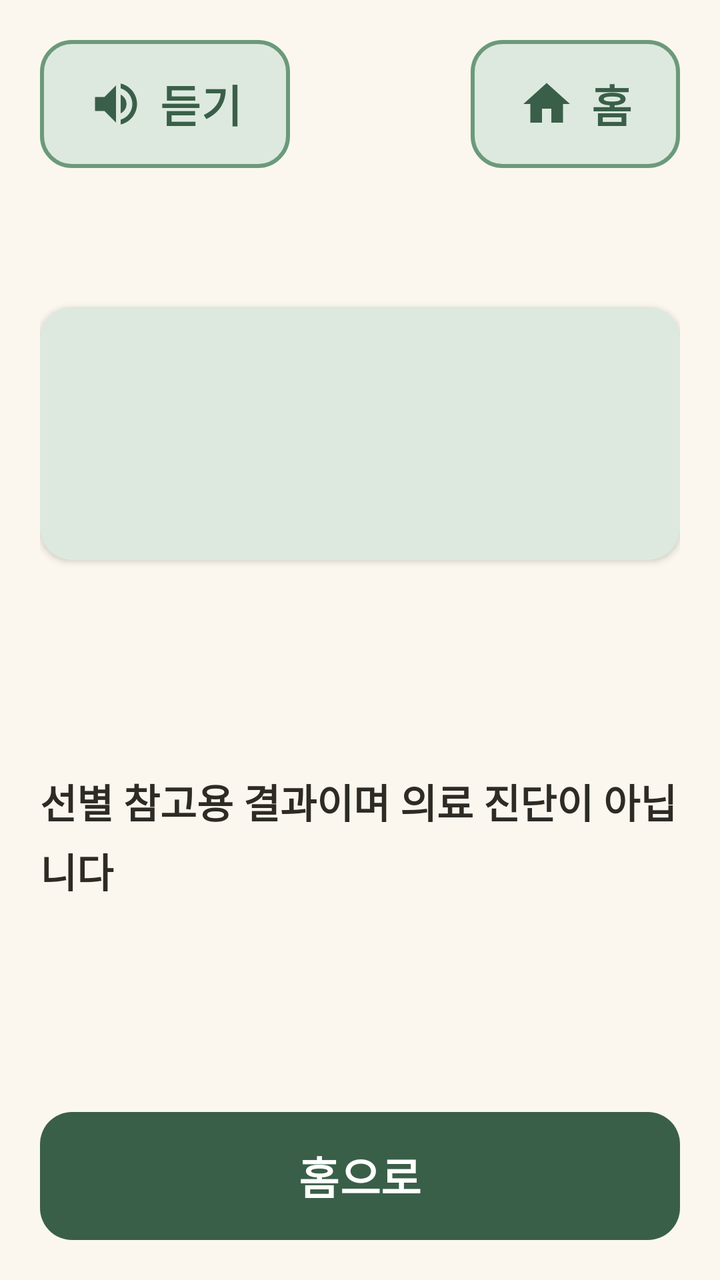
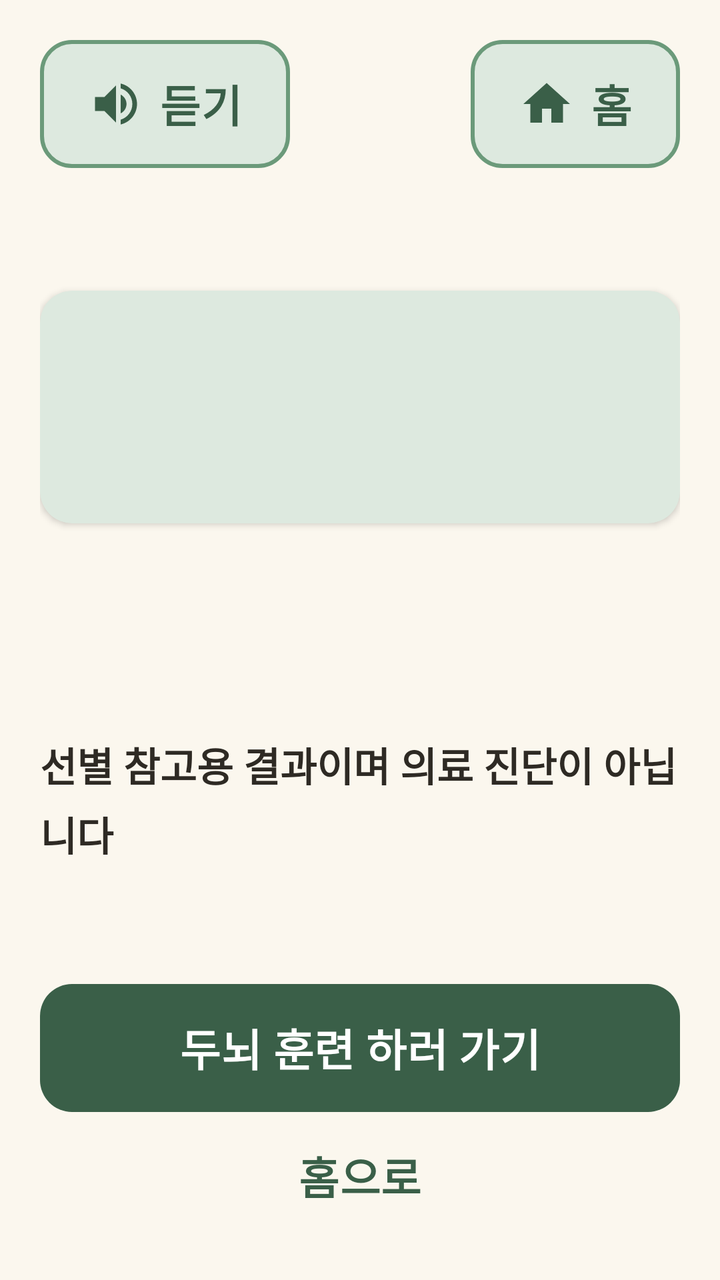

An Android layout rendered at two revisions. The XML below is the earlier revision; the diff shows what the commit changed to produce the second picture.
<!-- AndroidManifest.xml: application theme Theme.Dorawing -->
<!-- res/layout/activity_diagnosis_result.xml -->
<?xml version="1.0" encoding="utf-8"?>
<LinearLayout xmlns:android="http://schemas.android.com/apk/res/android"
    android:layout_width="match_parent"
    android:layout_height="match_parent"
    android:orientation="vertical"
    android:padding="@dimen/screen_padding">

    <include
        android:id="@+id/topBar"
        layout="@layout/view_top_bar" />

    <ScrollView
        android:layout_width="match_parent"
        android:layout_height="0dp"
        android:layout_weight="1">

        <LinearLayout
            android:layout_width="match_parent"
            android:layout_height="wrap_content"
            android:orientation="vertical">

            <com.google.android.material.card.MaterialCardView
                android:id="@+id/cardResult"
                style="@style/Card"
                android:layout_width="match_parent"
                android:layout_height="wrap_content"
                android:layout_marginTop="@dimen/screen_padding">

                <LinearLayout
                    android:layout_width="match_parent"
                    android:layout_height="wrap_content"
                    android:gravity="center_horizontal"
                    android:orientation="vertical">

                    <TextView
                        android:id="@+id/tvStage"
                        style="@style/Text.Title"
                        android:layout_width="wrap_content"
                        android:layout_height="wrap_content" />

                    <TextView
                        android:id="@+id/tvScore"
                        android:layout_width="wrap_content"
                        android:layout_height="wrap_content"
                        android:layout_marginTop="@dimen/gap"
                        android:textSize="@dimen/text_title" />
                </LinearLayout>
            </com.google.android.material.card.MaterialCardView>

            <TextView
                android:id="@+id/tvDetail"
                android:layout_width="match_parent"
                android:layout_height="wrap_content"
                android:layout_marginTop="@dimen/screen_padding" />

            <TextView
                android:id="@+id/tvLevel"
                android:layout_width="match_parent"
                android:layout_height="wrap_content"
                android:layout_marginTop="@dimen/gap"
                android:textColor="@color/green_dark"
                android:textStyle="bold" />

            
            <TextView
                android:id="@+id/tvNote"
                android:layout_width="match_parent"
                android:layout_height="wrap_content"
                android:layout_marginTop="@dimen/screen_padding"
                android:text="@string/result_note"
                android:textStyle="bold" />
        </LinearLayout>
    </ScrollView>

    <com.google.android.material.button.MaterialButton
        android:id="@+id/btnCall"
        style="@style/Button.Accent"
        android:layout_width="match_parent"
        android:layout_height="wrap_content"
        android:layout_marginTop="@dimen/gap"
        android:text="@string/result_call"
        android:visibility="gone" />

    <com.google.android.material.button.MaterialButton
        android:id="@+id/btnHomeBottom"
        android:layout_width="match_parent"
        android:layout_height="wrap_content"
        android:layout_marginTop="@dimen/gap"
        android:text="@string/result_home" />
</LinearLayout>
<!-- res/layout/view_top_bar.xml (included above) -->
<?xml version="1.0" encoding="utf-8"?>
<LinearLayout xmlns:android="http://schemas.android.com/apk/res/android"
    xmlns:app="http://schemas.android.com/apk/res-auto"
    android:layout_width="match_parent"
    android:layout_height="wrap_content"
    android:orientation="vertical">

    <LinearLayout
        android:layout_width="match_parent"
        android:layout_height="wrap_content"
        android:gravity="center_vertical"
        android:orientation="horizontal">

        <com.google.android.material.button.MaterialButton
            android:id="@+id/btnSpeak"
            style="@style/Button.Secondary"
            android:layout_width="wrap_content"
            android:layout_height="wrap_content"
            android:text="@string/top_speak"
            app:icon="@drawable/ic_speaker" />

        <Space
            android:layout_width="0dp"
            android:layout_height="0dp"
            android:layout_weight="1" />

        <com.google.android.material.button.MaterialButton
            android:id="@+id/btnHome"
            style="@style/Button.Secondary"
            android:layout_width="wrap_content"
            android:layout_height="wrap_content"
            android:text="@string/top_home"
            app:icon="@drawable/ic_home" />
    </LinearLayout>

    <TextView
        android:id="@+id/tvTitle"
        style="@style/Text.Title"
        android:layout_width="match_parent"
        android:layout_height="wrap_content"
        android:layout_marginTop="@dimen/gap" />
</LinearLayout>
<!-- resources referenced by this layout -->
<resources>
  <color name="green_dark">#3A5F48</color>
  <dimen name="gap">12dp</dimen>
  <dimen name="screen_padding">20dp</dimen>
  <dimen name="text_title">28sp</dimen>
  <string name="result_call">치매상담콜센터 1899-9988 전화하기</string>
  <string name="result_home">홈으로</string>
  <string name="result_note">선별 참고용 결과이며 의료 진단이 아닙니다</string>
  <string name="top_home">홈</string>
  <string name="top_speak">듣기</string>
  <style name="Button.Accent" parent="Button.Primary">
          <item name="backgroundTint">@color/coral_dark</item>
      </style>
  <style name="Text.Title" parent="Text.Body">
          <item name="android:textSize">@dimen/text_title</item>
          <item name="android:textStyle">bold</item>
          <item name="android:textColor">@color/green_dark</item>
      </style>
  <style name="Theme.Dorawing" parent="Theme.Material3.Light.NoActionBar">
          <item name="colorPrimary">@color/green_dark</item>
          <item name="colorOnPrimary">@color/white</item>
          <item name="colorSecondary">@color/coral_dark</item>
          <item name="colorOnSecondary">@color/white</item>
          <item name="android:colorBackground">@color/cream</item>
          <item name="colorSurface">@color/cream</item>
          <item name="colorOnSurface">@color/text_main</item>
          <item name="android:windowBackground">@color/cream</item>
          <item name="android:windowLightStatusBar">true</item>
          <item name="android:windowLightNavigationBar" tools:targetApi="27">true</item>
          
          <item name="android:textViewStyle">@style/Text.Body</item>
          <item name="materialButtonStyle">@style/Button.Primary</item>
      </style>
  <color name="coral_dark">#C85A41</color>
  <color name="green_light">#DDE9DF</color>
  <color name="green_mid">#6B9A7A</color>
  <dimen name="button_stroke">2dp</dimen>
  <dimen name="corner">16dp</dimen>
  <dimen name="card_elevation">2dp</dimen>
  <dimen name="card_padding">20dp</dimen>
  <color name="white">#FFFFFFFF</color>
  <color name="cream">#FBF7EE</color>
  <color name="text_main">#2E2A24</color>
  <dimen name="button_height">64dp</dimen>
  <dimen name="text_button">22sp</dimen>
  <dimen name="icon_size">28dp</dimen>
  <dimen name="text_body">20sp</dimen>
  <!-- unchanged entries left out for length: 6 -->
</resources>

<!-- the commit's change to res/layout/activity_diagnosis_result.xml (unified diff, before → after) -->
@@ -19,12 +19,19 @@
             android:layout_height="wrap_content"
             android:orientation="vertical">
 
+            
+            <TextView
+                android:id="@+id/tvDate"
+                style="@style/Text.Sub"
+                android:layout_width="match_parent"
+                android:layout_height="wrap_content"
+                android:visibility="gone" />
+
             <com.google.android.material.card.MaterialCardView
-                android:id="@+id/cardResult"
                 style="@style/Card"
                 android:layout_width="match_parent"
                 android:layout_height="wrap_content"
-                android:layout_marginTop="@dimen/screen_padding">
+                android:layout_marginTop="@dimen/gap">
 
                 <LinearLayout
                     android:layout_width="match_parent"
@@ -32,18 +39,21 @@
                     android:gravity="center_horizontal"
                     android:orientation="vertical">
 
+                    
                     <TextView
-                        android:id="@+id/tvStage"
+                        android:id="@+id/tvHeadline"
                         style="@style/Text.Title"
                         android:layout_width="wrap_content"
-                        android:layout_height="wrap_content" />
+                        android:layout_height="wrap_content"
+                        android:gravity="center" />
 
+                    
                     <TextView
-                        android:id="@+id/tvScore"
+                        android:id="@+id/tvJudge"
                         android:layout_width="wrap_content"
                         android:layout_height="wrap_content"
                         android:layout_marginTop="@dimen/gap"
-                        android:textSize="@dimen/text_title" />
+                        android:gravity="center" />
                 </LinearLayout>
             </com.google.android.material.card.MaterialCardView>
 
@@ -69,23 +79,45 @@
                 android:layout_marginTop="@dimen/screen_padding"
                 android:text="@string/result_note"
                 android:textStyle="bold" />
+
+            
+            <LinearLayout
+                android:id="@+id/callBox"
+                android:layout_width="match_parent"
+                android:layout_height="wrap_content"
+                android:layout_marginTop="@dimen/screen_padding"
+                android:orientation="vertical"
+                android:visibility="gone">
+
+                <com.google.android.material.button.MaterialButton
+                    android:id="@+id/btnCall"
+                    android:layout_width="match_parent"
+                    android:layout_height="wrap_content"
+                    android:text="@string/result_call" />
+
+                <TextView
+                    android:id="@+id/tvCallHelp"
+                    android:layout_width="match_parent"
+                    android:layout_height="wrap_content"
+                    android:layout_marginTop="@dimen/gap"
+                    android:text="@string/result_call_help" />
+            </LinearLayout>
         </LinearLayout>
     </ScrollView>
 
     <com.google.android.material.button.MaterialButton
-        android:id="@+id/btnCall"
-        style="@style/Button.Accent"
+        android:id="@+id/btnGame"
         android:layout_width="match_parent"
         android:layout_height="wrap_content"
         android:layout_marginTop="@dimen/gap"
-        android:text="@string/result_call"
-        android:visibility="gone" />
+        android:text="@string/result_go_game" />
 
     <com.google.android.material.button.MaterialButton
         android:id="@+id/btnHomeBottom"
-        android:layout_width="match_parent"
+        style="@style/Button.Text"
+        android:layout_width="wrap_content"
         android:layout_height="wrap_content"
-        android:layout_marginTop="@dimen/gap"
+        android:layout_gravity="center_horizontal"
         android:text="@string/result_home" />
 </LinearLayout>
 <!-- res/layout/view_top_bar.xml (included above) -->
<!-- resource entries referenced after the edit -->
@@ -5,12 +5,19 @@
   <dimen name="screen_padding">20dp</dimen>
   <dimen name="text_title">28sp</dimen>
   <string name="result_call">치매상담콜센터 1899-9988 전화하기</string>
+  <string name="result_call_help">전화 화면이 열리면 초록색 버튼을 눌러 주세요</string>
+  <string name="result_go_game">두뇌 훈련 하러 가기</string>
   <string name="result_home">홈으로</string>
   <string name="result_note">선별 참고용 결과이며 의료 진단이 아닙니다</string>
   <string name="top_home">홈</string>
   <string name="top_speak">듣기</string>
-  <style name="Button.Accent" parent="Button.Primary">
-          <item name="backgroundTint">@color/coral_dark</item>
+  <style name="Button.Text" parent="Widget.Material3.Button.TextButton">
+          <item name="android:minHeight">@dimen/button_height</item>
+          <item name="android:textSize">@dimen/text_button</item>
+          <item name="android:textColor">@color/green_dark</item>
+      </style>
+  <style name="Text.Sub" parent="Text.Body">
+          <item name="android:textColor">@color/text_sub</item>
       </style>
   <style name="Text.Title" parent="Text.Body">
           <item name="android:textSize">@dimen/text_title</item>
@@ -31,6 +38,7 @@
           
           <item name="android:textViewStyle">@style/Text.Body</item>
           <item name="materialButtonStyle">@style/Button.Primary</item>
+          <item name="materialAlertDialogTheme">@style/ThemeOverlay.Dorawing.Dialog</item>
       </style>
   <color name="coral_dark">#C85A41</color>
   <color name="green_light">#DDE9DF</color>
@@ -39,13 +47,33 @@
   <dimen name="corner">16dp</dimen>
   <dimen name="card_elevation">2dp</dimen>
   <dimen name="card_padding">20dp</dimen>
+  <color name="text_sub">#8A8073</color>
   <color name="white">#FFFFFFFF</color>
   <color name="cream">#FBF7EE</color>
   <color name="text_main">#2E2A24</color>
+  <style name="ThemeOverlay.Dorawing.Dialog" parent="ThemeOverlay.Material3.MaterialAlertDialog">
+          <item name="materialAlertDialogTitleTextStyle">@style/Dialog.Title</item>
+          <item name="materialAlertDialogBodyTextStyle">@style/Dialog.Body</item>
+          <item name="buttonBarPositiveButtonStyle">@style/Dialog.Button</item>
+          <item name="buttonBarNegativeButtonStyle">@style/Dialog.Button</item>
+      </style>
   <dimen name="button_height">64dp</dimen>
   <dimen name="text_button">22sp</dimen>
   <dimen name="icon_size">28dp</dimen>
   <dimen name="text_body">20sp</dimen>
+  <style name="Dialog.Title" parent="MaterialAlertDialog.Material3.Title.Text">
+          <item name="android:textSize">@dimen/text_title</item>
+          <item name="android:textColor">@color/green_dark</item>
+      </style>
+  <style name="Dialog.Body" parent="MaterialAlertDialog.Material3.Body.Text">
+          <item name="android:textSize">@dimen/text_body</item>
+          <item name="android:textColor">@color/text_main</item>
+      </style>
+  <style name="Dialog.Button" parent="Widget.Material3.Button.TextButton.Dialog">
+          <item name="android:textSize">@dimen/text_button</item>
+          <item name="android:minHeight">@dimen/button_height</item>
+          <item name="android:textColor">@color/green_dark</item>
+      </style>
   <!-- unchanged entries left out for length: 6 -->
 </resources>
 
